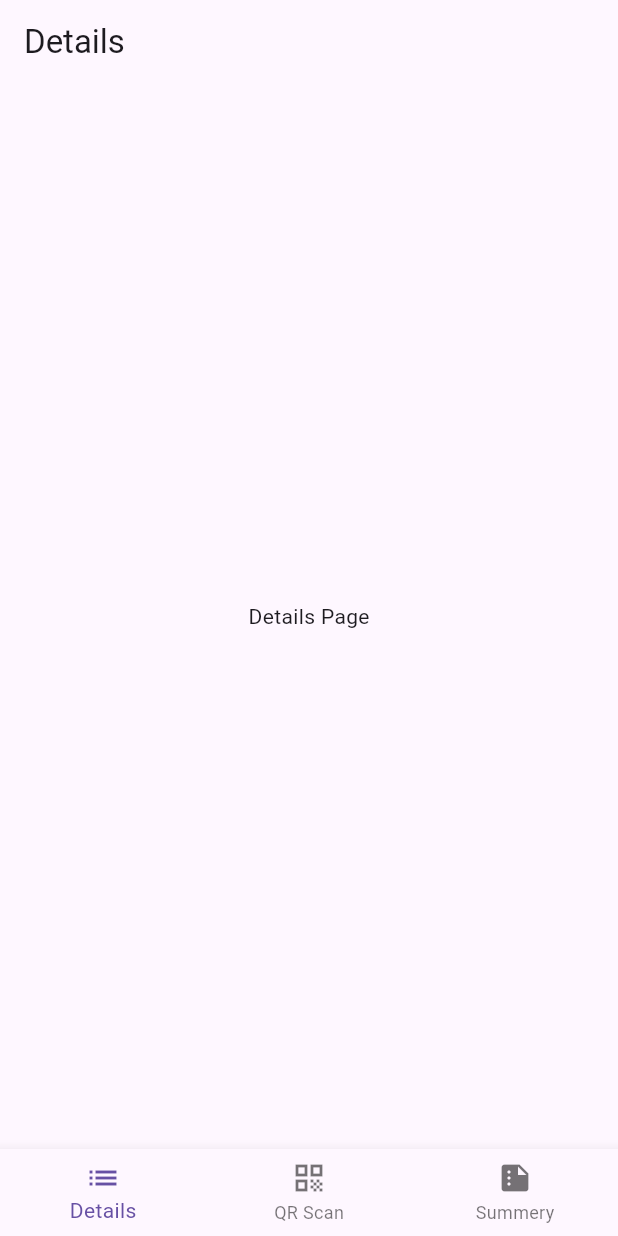
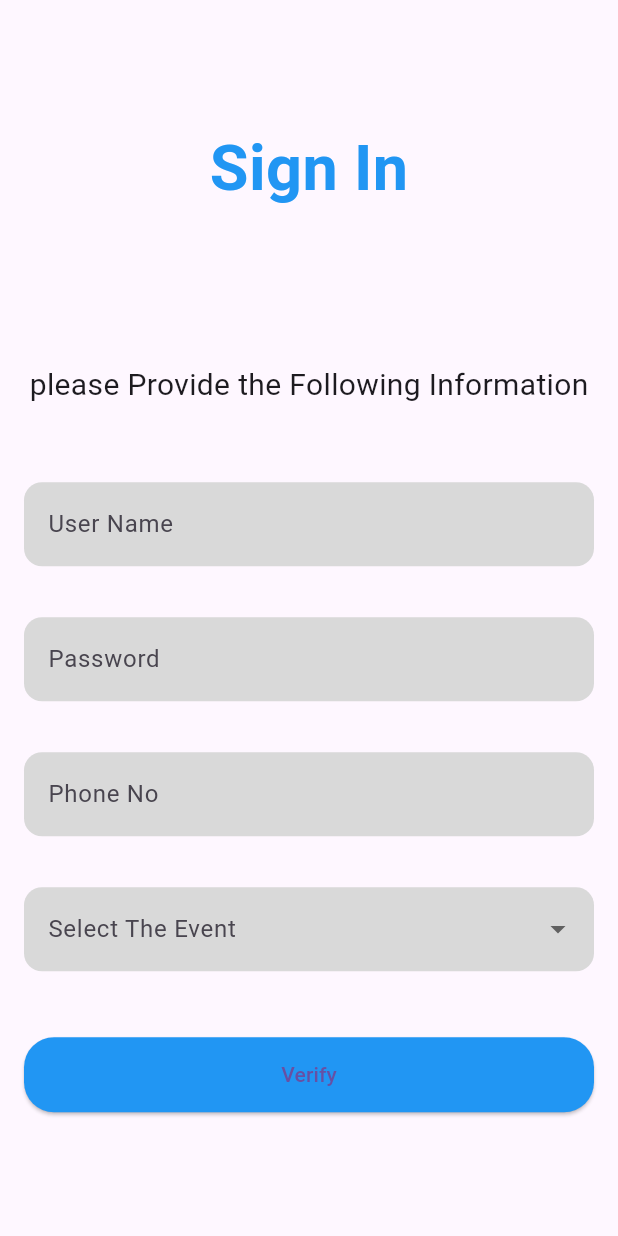
Before and after one commit to Shashi-S-Adhikari/QR-scanner, a Flutter app: the screen it shows after launch, after a tap on the "arrow forward" icon, on a phone screen of 412 x 824 dp. Run offline on Flutter 3.47's test engine with Material 3 defaults, Android fonts, the phone set to English and light mode, and no system bars.

Commit message:
initial commit

```diff
--- a/qr_scan_slt/lib/home_page.dart
+++ b/qr_scan_slt/lib/home_page.dart
@@ -37,7 +37,6 @@ class _HomepageState extends State<Homepage> {
   @override
   Widget build(BuildContext context) {
     return Scaffold(
-
       body: _pages[_selectedIndex],
       bottomNavigationBar: BottomNavigationBar(
         currentIndex: _selectedIndex,
--- a/qr_scan_slt/lib/main.dart
+++ b/qr_scan_slt/lib/main.dart
@@ -1,5 +1,6 @@
 import 'package:flutter/material.dart';
 import 'package:qr_scan_slt/pages/splash_screen.dart';
+//import 'package:qr_scan_slt/pages/sign_in_screen.dart';
 
 void main() {
   runApp(const MyApp());
@@ -15,4 +16,5 @@
       home: const SplashScreen(),  // Start with the SplashScreen
     );
   }
+
 }
--- a/qr_scan_slt/lib/pages/details.dart
+++ b/qr_scan_slt/lib/pages/details.dart
@@ -6,7 +6,7 @@ class Details extends StatelessWidget {
   @override
   Widget build(BuildContext context) {
     return Scaffold(
-      appBar: AppBar(title: const Text('Details')),
+      appBar: AppBar(title: const Text('Details'),backgroundColor: Colors.blue,),
       body: const Center(
         child: Text("Details Page"),
       ),
--- a/qr_scan_slt/lib/pages/qr_scan.dart
+++ b/qr_scan_slt/lib/pages/qr_scan.dart
@@ -1,3 +1,4 @@
+
 import 'package:flutter/material.dart';
 
 class QrScan extends StatelessWidget {
@@ -6,10 +7,92 @@ class QrScan extends StatelessWidget {
   @override
   Widget build(BuildContext context) {
     return Scaffold(
-      appBar: AppBar(title: const Text('QR Scan')),
+      appBar: AppBar(title: const Text('QR Scan'),backgroundColor: Colors.blue,),
       body: const Center(
         child: Text("QR Scan Page"),
       ),
     );
   }
 }
+
+
+// //
+// //
+// //
+// //
+// //
+// //
+// //
+// //
+// //
+// //
+// //
+// //
+// //
+// //
+// //
+// //
+// import 'package:flutter/material.dart';
+// import 'package:qr_code_scanner/qr_code_scanner.dart';
+// import 'dart:io';
+//
+// class QrScan extends StatefulWidget {
+//   const QrScan({super.key});
+//
+//   @override
+//   State<QrScan> createState() => _QrScanState();
+// }
+//
+// class _QrScanState extends State<QrScan> {
+//   final GlobalKey qrKey = GlobalKey(debugLabel: 'QR');
+//   Barcode? result;
+//   QRViewController? controller;
+//
+//   @override
+//   void reassemble() {
+//     super.reassemble();
+//     if (Platform.isAndroid) {
+//       controller!.pauseCamera();
+//     }
+//     controller!.resumeCamera();
+//   }
+//
+//   @override
+//   Widget build(BuildContext context) {
+//     return Scaffold(
+//       appBar: AppBar(title: const Text('QR Scan')),
+//       body: Column(
+//         children: <Widget>[
+//           Expanded(
+//             flex: 5,
+//             child: QRView(
+//               key: qrKey,
+//               onQRViewCreated: _onQRViewCreated,
+//             ),
+//           ),
+//           Expanded(
+//             flex: 1,
+//             child: Center(
+//               child: (result != null) ? Text('Data: ${result!.code}') : Text('Scan a code'),
+//             ),
+//           )
+//         ],
+//       ),
+//     );
+//   }
+//
+//   void _onQRViewCreated(QRViewController controller) {
+//     this.controller = controller;
+//     controller.scannedDataStream.listen((scanData) {
+//       setState(() {
+//         result = scanData;
+//       });
+//     });
+//   }
+//
+//   @override
+//   void dispose() {
+//     controller?.dispose();
+//     super.dispose();
+//   }
+// }
--- /dev/null
+++ b/qr_scan_slt/lib/pages/sign_in_screen.dart
@@ -0,0 +1,216 @@
+import 'package:flutter/material.dart';
+import 'package:qr_scan_slt/home_page.dart';
+
+class SignInScreen extends StatelessWidget {
+  const SignInScreen({super.key});
+
+  @override
+  Widget build(BuildContext context) {
+    return Scaffold(
+      body: Padding(
+        padding: const EdgeInsets.all(16.0),
+        child: Column(
+          mainAxisAlignment: MainAxisAlignment.center,
+          children: [
+            Text(
+              "Sign In",
+              style: TextStyle(
+                fontSize: 42,
+                fontWeight: FontWeight.bold,
+                color: Colors.blue,
+              ),
+            ),
+            SizedBox(height: 100),
+            Text(
+              "please Provide the Following Information",
+              style: TextStyle(fontSize: 20),
+            ),
+            SizedBox(height: 50),
+            // User Name field with updated color
+            SizedBox(
+              height: 80,
+              width: double.infinity,
+              child: TextField(
+                decoration: InputDecoration(
+                  labelText: "User Name",
+                  filled: true,
+                  fillColor: Color(0xFFD9D9D9), // Updated color
+                  border: OutlineInputBorder(
+                    borderRadius: BorderRadius.circular(12),
+                    borderSide: BorderSide.none,
+                  ),
+                ),
+              ),
+            ),
+            SizedBox(height: 10),
+            // Password field with updated color
+            SizedBox(
+              height: 80,
+              width: double.infinity,
+              child: TextField(
+                decoration: InputDecoration(
+                  labelText: "Password",
+                  filled: true,
+                  fillColor: Color(0xFFD9D9D9), // Updated color
+                  border: OutlineInputBorder(
+                    borderRadius: BorderRadius.circular(12),
+                    borderSide: BorderSide.none,
+                  ),
+                ),
+                obscureText: true,
+              ),
+            ),
+            SizedBox(height: 10),
+            // Phone No field with updated color
+            SizedBox(
+              height: 80,
+              width: double.infinity,
+              child: TextField(
+                decoration: InputDecoration(
+                  labelText: "Phone No",
+                  filled: true,
+                  fillColor: Color(0xFFD9D9D9), // Updated color
+                  border: OutlineInputBorder(
+                    borderRadius: BorderRadius.circular(12),
+                    borderSide: BorderSide.none,
+                  ),
+                ),
+                keyboardType: TextInputType.phone,
+              ),
+            ),
+            SizedBox(height: 10),
+            // Dropdown field with updated color
+            SizedBox(
+              height: 80,
+              width: double.infinity,
+              child: DropdownButtonFormField<String>(
+                decoration: InputDecoration(
+                  labelText: "Select The Event",
+                  filled: true,
+                  fillColor: Color(0xFFD9D9D9), // Updated color
+                  border: OutlineInputBorder(
+                    borderRadius: BorderRadius.circular(12),
+                    borderSide: BorderSide.none,
+                  ),
+                ),
+                items: [
+                  DropdownMenuItem(
+                    child: Text("Deep Jungle Reggae Stage 2024"),
+                    value: "Event",
+                  ),
+                ],
+                onChanged: (value) {},
+              ),
+            ),
+            SizedBox(height: 20),
+            // Elevated button for Verify action
+            ElevatedButton(
+              onPressed: () {
+                Navigator.pushReplacement(
+                  context,
+                  MaterialPageRoute(builder: (context) => Homepage()),
+                );
+              },
+              child: Text("Verify"),
+              style: ElevatedButton.styleFrom(
+                backgroundColor: Colors.blue,
+                minimumSize: Size(double.infinity, 50), // Adjusted button height
+                shape: RoundedRectangleBorder(
+                  borderRadius: BorderRadius.circular(20), // Rounded button
+                ),
+              ),
+            ),
+          ],
+        ),
+      ),
+    );
+  }
+}
+
+
+// import 'package:flutter/material.dart';
+// import 'package:qr_scan_slt/home_page.dart';
+//
+// class SignInScreen extends StatelessWidget {
+//   const SignInScreen({super.key});
+//
+//   @override
+//   Widget build(BuildContext context) {
+//     return Scaffold(
+//       body: Padding(
+//         padding: const EdgeInsets.all(16.0),
+//         child: Column(
+//           mainAxisAlignment: MainAxisAlignment.center,
+//           children: [
+//             Text(
+//               "Sign In",
+//               style: TextStyle(
+//                 fontSize: 42,
+//                 fontWeight: FontWeight.bold,
+//                 color: Colors.blue,
+//               ),
+//             ),
+//             SizedBox(height: 100),
+//             Text(
+//               "please Provide the Following Information",
+//               style: TextStyle(fontSize: 20),
+//             ),
+//             SizedBox(height: 20),
+//             TextField(
+//               decoration: InputDecoration(
+//                 labelText: "User Name",
+//                 filled: true,
+//                 fillColor: Colors.grey[200],
+//               ),
+//             ),
+//             SizedBox(height: 10),
+//             TextField(
+//               decoration: InputDecoration(
+//                 labelText: "Password",
+//                 filled: true,
+//                 fillColor: Colors.grey[200],
+//               ),
+//               obscureText: true,
+//             ),
+//             SizedBox(height: 10),
+//             TextField(
+//               decoration: InputDecoration(
+//                 labelText: "Phone No",
+//                 filled: true,
+//                 fillColor: Colors.grey[200],
+//               ),
+//               keyboardType: TextInputType.phone,
+//             ),
+//             SizedBox(height: 10),
+//             DropdownButtonFormField<String>(
+//               decoration: InputDecoration(
+//                 filled: true,
+//                 fillColor: Colors.grey[200],
+//               ),
+//               items: [
+//                 DropdownMenuItem(
+//                   child: Text("Select the Event"),
+//                   value: "Event",
+//                 ),
+//               ],
+//               onChanged: (value) {},
+//             ),
+//             SizedBox(height: 20),
+//             ElevatedButton(
+//               onPressed: () {
+//                 Navigator.pushReplacement(
+//                   context,
+//                   MaterialPageRoute(builder: (context) => Homepage()),
+//                 );
+//               },
+//               child: Text("Verify"),
+//               style: ElevatedButton.styleFrom(
+//                 backgroundColor: Colors.blue,
+//               ),
+//             ),
+//           ],
+//         ),
+//       ),
+//     );
+//   }
+// }
--- a/qr_scan_slt/lib/pages/splash_screen.dart
+++ b/qr_scan_slt/lib/pages/splash_screen.dart
@@ -1,5 +1,7 @@
 import 'package:flutter/material.dart';
 import 'package:qr_scan_slt/home_page.dart';
+import 'package:qr_scan_slt/pages/sign_in_screen.dart';
+
 
 class SplashScreen extends StatelessWidget {
   const SplashScreen({super.key});
@@ -67,7 +69,7 @@ class SplashScreen extends StatelessWidget {
                   onTap: () {
                     Navigator.pushReplacement(
                       context,
-                      MaterialPageRoute(builder: (context) => Homepage()),
+                      MaterialPageRoute(builder: (context) => SignInScreen()),
                     );
                   },
                   child: CircleAvatar(
--- a/qr_scan_slt/lib/pages/summery.dart
+++ b/qr_scan_slt/lib/pages/summery.dart
@@ -6,7 +6,7 @@ class Summery extends StatelessWidget {
   @override
   Widget build(BuildContext context) {
     return Scaffold(
-      appBar: AppBar(title: const Text('Summery')),
+      appBar: AppBar(title: const Text('Summery'),backgroundColor: Colors.blue,),
       body: const Center(
         child: Text("Summery Page"),
       ),
--- a/qr_scan_slt/pubspec.yaml
+++ b/qr_scan_slt/pubspec.yaml
@@ -34,10 +34,16 @@ dependencies:
   # The following adds the Cupertino Icons font to your application.
   # Use with the CupertinoIcons class for iOS style icons.
   cupertino_icons: ^1.0.8
+  firebase_auth: ^5.3.1
+  cloud_firestore: ^5.4.3
+#  permission_handler: ^10.2.0
+#  qr_code_scanner: ^1.0.1
 
 dev_dependencies:
   flutter_test:
     sdk: flutter
+
+
 
 
 
```
Also changed, not shown: qr_scan_slt/pubspec.lock, 8 other files.
